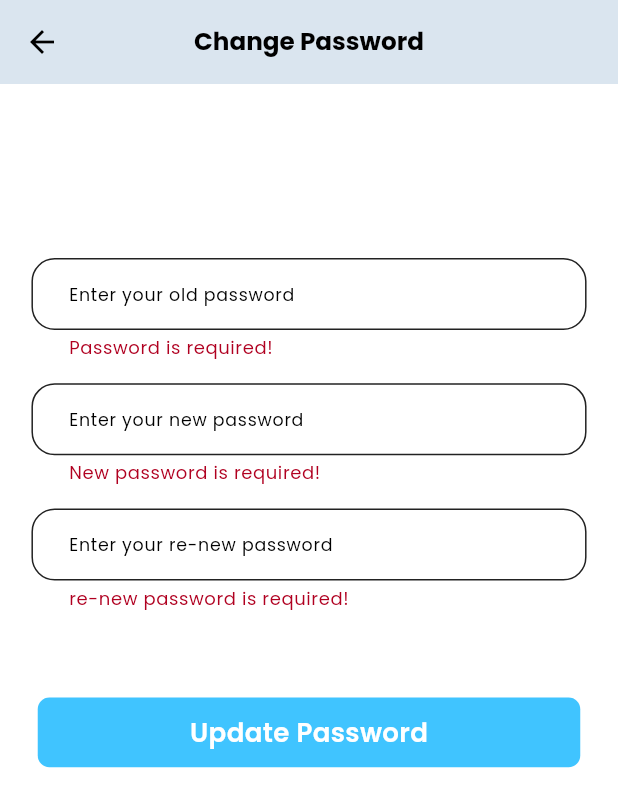
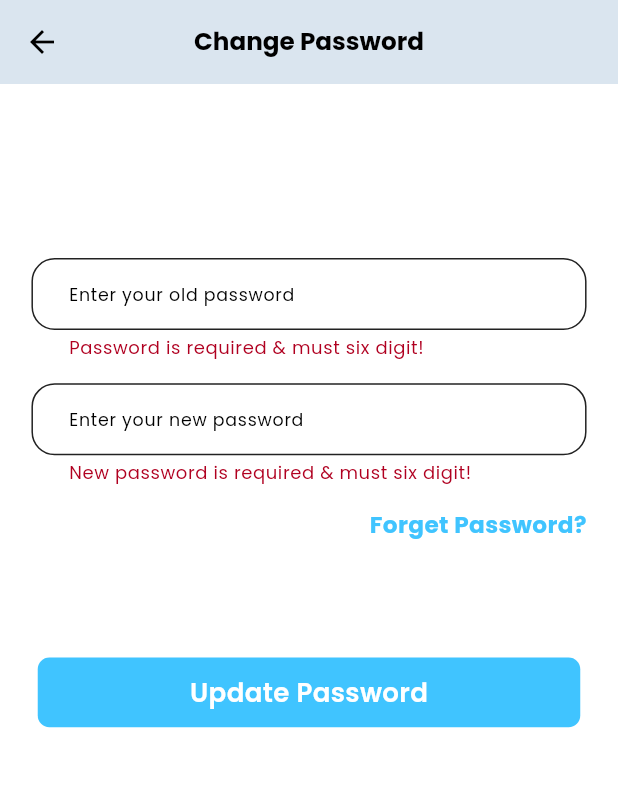
Before and after one commit to sagorahamed1/free-talk, a Flutter app: the ChangePasswordScreen screen opened by its route, after a tap on "Update Password", on a phone screen of 412 x 824 dp. Shown: the top 807 px of the screen. Run offline on Flutter 3.47's test engine with Material 3 defaults, Android fonts, the phone set to English and light mode, and no system bars; our stand-ins replace cached_network_image, cloud_firestore, firebase_auth, firebase_core, flutter_rating_bar, flutter_screenutil and 8 more; accounts and stored records are empty; project files that could hold a hidden picture were left out.

Commit message:
all screen done and change password done

```diff
--- a/lib/utils/app_constants.dart
+++ b/lib/utils/app_constants.dart
@@ -1,6 +1,7 @@
 class AppConstants{
   ///=======================Prefs Helper data===============================>
   static const String currentUser = "currentUser";
+  static const String email = "email";
   static const String isLogged = "isLogged";
 
 
--- a/lib/views/base/custom_text_field.dart
+++ b/lib/views/base/custom_text_field.dart
@@ -126,6 +126,7 @@ class _CustomTextFieldState extends State<CustomTextField> {
           //     fontWeight: FontWeight.w400),
           focusedBorder: focusedBorder(),
           errorBorder: focusedBorder(),
+          border: focusedBorder(),
           enabledBorder: enabledBorder()),
     );
   }
--- a/lib/views/screens/change_password/change_password_screen.dart
+++ b/lib/views/screens/change_password/change_password_screen.dart
@@ -1,10 +1,12 @@
 import 'package:flutter/material.dart';
 import 'package:flutter_screenutil/flutter_screenutil.dart';
 import 'package:free_talk/controllers/auth_controller.dart';
+import 'package:free_talk/helpers/prefs_helper.dart';
 import 'package:free_talk/views/base/custom_botton.dart';
 import 'package:free_talk/views/base/custom_text_field.dart';
 import 'package:get/get.dart';
 
+import '../../../helpers/toast_message_helper.dart';
 import '../../../routes/app_routes.dart';
 import '../../../services/theme_manager.dart';
 import '../../../utils/app_constants.dart';
@@ -17,7 +19,6 @@ class ChangePasswordScreen extends StatelessWidget {
   final GlobalKey<FormState> _formKey = GlobalKey<FormState>();
   TextEditingController currectPassCtrl = TextEditingController();
   TextEditingController newPassCtrl = TextEditingController();
-  TextEditingController reNewPassCtrl = TextEditingController();
 
   ThemeController themeController = Get.put(ThemeController());
   AuthController authController = Get.put(AuthController());
@@ -57,8 +58,8 @@ class ChangePasswordScreen extends StatelessWidget {
                   controller: currectPassCtrl,
                   hintText: 'Enter your old password',
                   validator: (value) {
-                    if (value == null || value.isEmpty) {
-                      return "Password is required!";
+                    if (value == null || value.isEmpty || value < 6) {
+                      return "Password is required & must six digit!";
                     }
                     return null;
                   },
@@ -71,30 +72,36 @@ class ChangePasswordScreen extends StatelessWidget {
                   controller: newPassCtrl,
                   hintText: 'Enter your new password',
                   validator: (value) {
-                    if (value == null || value.isEmpty) {
-                      return "New password is required!";
-                    } else if (!AppConstants.emailValidate.hasMatch(value)) {
-                      return "";
+                    if (value == null || value.isEmpty || value < 6) {
+                      return "New password is required & must six digit!";
                     }
                     return null;
                   },
                 ),
                 SizedBox(height: 16.h),
 
+                GestureDetector(
+                  onTap: ()async{
+                    var email = await PrefsHelper.getString(AppConstants.email);
+                    authController.forgotPassword("$email");
+                    ToastMessageHelper.showToastMessage("Please check your email and change your password");
+                  },
+                  child: Align(
+                    alignment: Alignment.centerRight,
+                    child: Text(
+                      'Forget Password?',
+                      style: TextStyle(
+                        fontSize: 16.h,
+                        fontWeight: FontWeight.bold,
+                        color: Colors.lightBlueAccent,
+                      ),
+                    ),
+                  ),
+                ),
+                SizedBox(height: 20.h),
 
 
-                ///========Gender========
-                CustomTextField(
-                  isDark: themeController.isDarkTheme.value,
-                  controller: reNewPassCtrl,
-                  hintText: 'Enter your re-new password',
-                  validator: (value) {
-                    if (value == null || value.isEmpty) {
-                      return "re-new password is required!";
-                    }
-                    return null;
-                  },
-                ),
+
                 SizedBox(height: 60.h),
 
 
@@ -102,9 +109,10 @@ class ChangePasswordScreen extends StatelessWidget {
 
 
                 ///========Update Password========
-                CustomBotton(title: 'Update Password', onpress: (){
+                CustomBotton(title: 'Update Password', onpress: ()async{
+                  var email = await PrefsHelper.getString(AppConstants.email);
                   if(_formKey.currentState!.validate()){
-
+                    authController.changePassword(email, currectPassCtrl.text, newPassCtrl.text);
                   }
                 }),
 
```
Also changed, not shown: lib/controllers/auth_controller.dart (+15 -1 lines), lib/services/firebase_services.dart (+61 -0 lines), lib/utils/gradient_box_decoration_custom.dart (+17 -17 lines), lib/views/base/toast_message.dart (added, +18 -0 lines), lib/views/screens/log_in/log_in_screen.dart (+6 -1 lines), lib/views/screens/sign_up/sign_up_screen.dart (+6 -1 lines).
